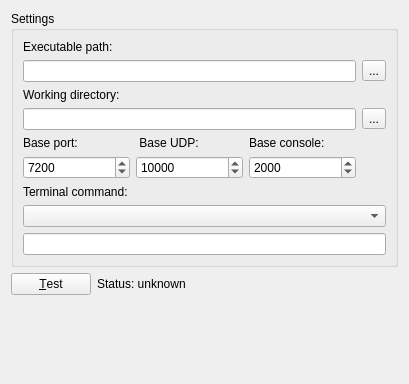
Above: GNS3/Ui/ConfigurationPages/Form_PreferencesDynamips.ui from GNS3/gns3-legacy before the change. Below: the same form after it.
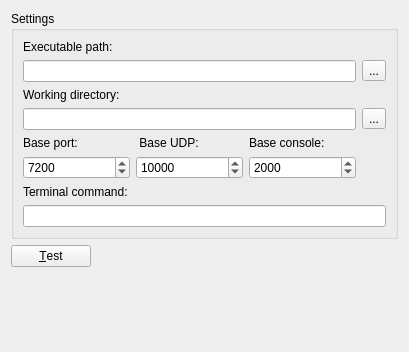
That is the form after the change.

Commit message: [*] Preload if possible dynamips at startup

```diff
--- a/GNS3/Ui/ConfigurationPages/Form_PreferencesDynamips.ui
+++ b/GNS3/Ui/ConfigurationPages/Form_PreferencesDynamips.ui
@@ -6,7 +6,7 @@
     <x>0</x>
     <y>0</y>
     <width>405</width>
-    <height>384</height>
+    <height>352</height>
    </rect>
   </property>
   <property name="windowTitle" >
@@ -121,9 +121,6 @@
        </widget>
       </item>
       <item row="7" column="0" colspan="4" >
-       <widget class="QComboBox" name="comboBox" />
-      </item>
-      <item row="8" column="0" colspan="4" >
        <widget class="QLineEdit" name="dynamips_term_cmd" />
       </item>
      </layout>
@@ -145,7 +142,7 @@
       </sizepolicy>
      </property>
      <property name="text" >
-      <string>Status: unknown</string>
+      <string/>
      </property>
     </widget>
    </item>
```
The commit also changes 11 other files.
